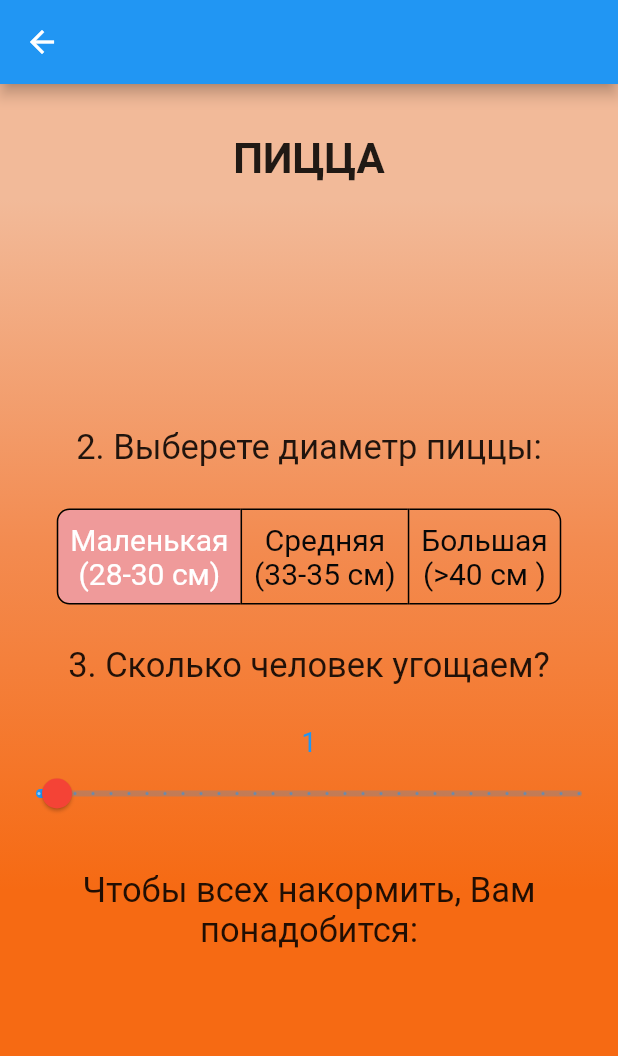
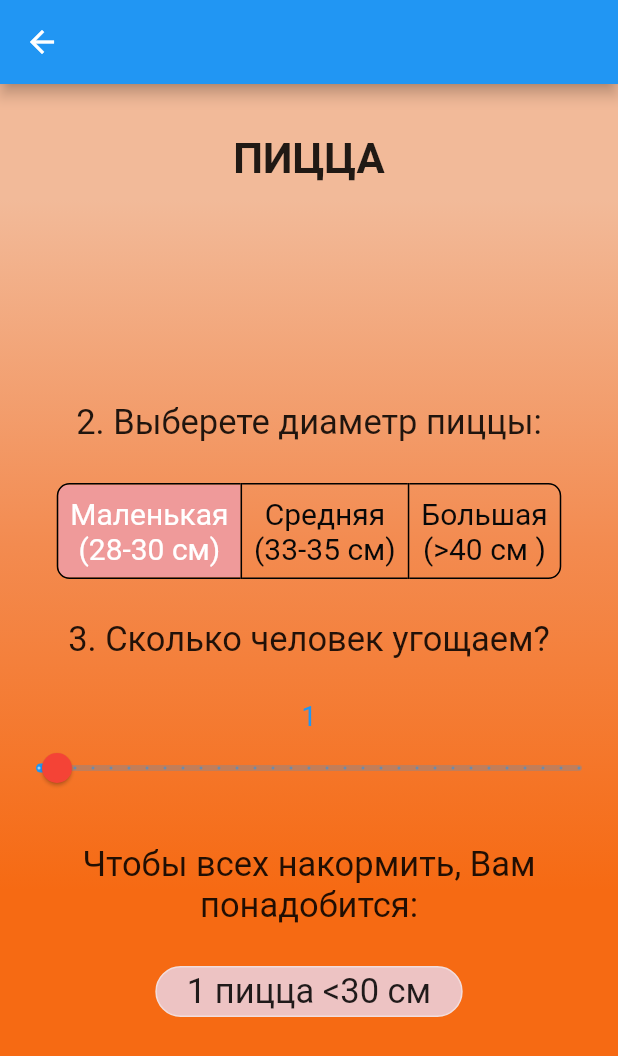
Before and after one commit to AnnaVlaShiryaeva/flutter_application_2, a Flutter app: the Page4 screen opened directly with empty values, after a tap on an icon or button, on a phone screen of 412 x 824 dp. Shown: the top 1056 px of the screen. Run offline on Flutter 3.47's test engine with Material 2 defaults, Android fonts, the light colour scheme and no system bars; our stand-ins replace audioplayers.

Commit message:
final calculation

```diff
--- a/lib/main.dart
+++ b/lib/main.dart
@@ -87,7 +87,7 @@ class _MyHomePageState extends State<MyHomePage> {
               child: Column(
             mainAxisAlignment: MainAxisAlignment.center,
             children: [
-              const Text("\nРасчитай угощения для своих гостей!",
+              const Text("\nРассчитай угощения для своих гостей!",
                 textAlign: TextAlign.center,
                 style: TextStyle(fontSize: 28, fontWeight: FontWeight.bold ),
               ),
--- a/lib/page2bbq.dart
+++ b/lib/page2bbq.dart
@@ -38,11 +38,11 @@ class _Page2State extends State<Page2> {
     }
     double hungerFactor;
     if (_selectedHungerState[0]) {
-      hungerFactor = 0.9;
+      hungerFactor = 0.75;
     } else if (_selectedHungerState[1]) {
       hungerFactor = 1;
     } else {
-      hungerFactor = 1.1;
+      hungerFactor = 1.25;
     }
     String meatString;
     if (_selectedMeat[0]) {
@@ -153,7 +153,7 @@ class _Page2State extends State<Page2> {
                 ),
                 Text(
                   _currentPeopleSliderValue.toString(),
-                  style: const TextStyle(fontSize: 18, color: Colors.blue),
+                  style: const TextStyle(fontSize: 18, color: Color.fromARGB(255, 6, 6, 6)),
                 ),
                 Slider(
                     value: _currentPeopleSliderValue.toDouble(),
--- a/lib/page4pizza.dart
+++ b/lib/page4pizza.dart
@@ -3,20 +3,28 @@ import 'package:flutter/material.dart';
 const List<Widget> pizzaSize = <Widget>[
   Padding(
     padding: EdgeInsets.all(8.0),
-   child: Text('Маленькая\n(28-30 см)', textAlign: TextAlign.center,),
+    child: Text(
+      'Маленькая\n(28-30 см)',
+      textAlign: TextAlign.center,
+    ),
   ),
   Padding(
     padding: EdgeInsets.all(8.0),
-    child: Text('Средняя\n(33-35 см)', textAlign: TextAlign.center,),
+    child: Text(
+      'Средняя\n(33-35 см)',
+      textAlign: TextAlign.center,
+    ),
   ),
   Padding(
     padding: EdgeInsets.all(8.0),
-    child: Text('Большая\n(>40 см )', textAlign: TextAlign.center,),
+    child: Text(
+      'Большая\n(>40 см )',
+      textAlign: TextAlign.center,
+    ),
   ),
 ];
 
 final List<bool> _selectedPizzaSize = <bool>[true, false, false];
-
 
 class Page4 extends StatefulWidget {
   const Page4({super.key, required this.title});
@@ -28,10 +36,79 @@ class Page4 extends StatefulWidget {
 }
 
 class _Page4State extends State<Page4> {
-  String message = "";
+  String result = "";
+  String getResult() {
+    String pizzaSizeString;
+    int pizzaCount;
+    if (_selectedPizzaSize[0]) {
+      pizzaSizeString = "<30 см";
+      pizzaCount = ((3 * _currentSliderValue) / 6).round();
+    } else if (_selectedPizzaSize[1]) {
+      pizzaSizeString = "(33-35 см)";
+      if (_currentSliderValue == 1) {
+        pizzaCount = 1;
+      } else {
+        pizzaCount = ((3 * _currentSliderValue) / 8).round();
+      }
+    } else {
+      pizzaSizeString = "(>40 см)";
+      if (_currentSliderValue == 1 ||
+          _currentSliderValue == 2 ||
+          _currentSliderValue == 3 ||
+          _currentSliderValue == 4) {
+        pizzaCount = 1;
+      } else if (_currentSliderValue == 5 ||
+          _currentSliderValue == 6 ||
+          _currentSliderValue == 7 ||
+          _currentSliderValue == 8) {
+        pizzaCount = 2;
+      } else if (_currentSliderValue == 9 ||
+          _currentSliderValue == 10 ||
+          _currentSliderValue == 11 ||
+          _currentSliderValue == 12) {
+        pizzaCount = 3;
+      } else if (_currentSliderValue == 13 ||
+          _currentSliderValue == 14 ||
+          _currentSliderValue == 15 ||
+          _currentSliderValue == 16) {
+        pizzaCount = 4;
+      } else if (_currentSliderValue == 17 ||
+          _currentSliderValue == 18 ||
+          _currentSliderValue == 19) {
+        pizzaCount = 5;
+      } else if (_currentSliderValue == 20 ||
+          _currentSliderValue == 21 ||
+          _currentSliderValue == 22 ||
+          _currentSliderValue == 23) {
+        pizzaCount = 6;
+      } else if (_currentSliderValue == 24 ||
+          _currentSliderValue == 25 ||
+          _currentSliderValue == 27 ||
+          _currentSliderValue == 26) {
+        pizzaCount = 7;
+      } else {
+        pizzaCount = 8;
+      }
+    }
+
+    String pizzaEndingString;
+    if (pizzaCount == 21 || pizzaCount == 1) {
+      pizzaEndingString = "пицца";
+    } else if (pizzaCount == 2 ||
+        pizzaCount == 3 ||
+        pizzaCount == 4 ||
+        pizzaCount == 22 ||
+        pizzaCount == 23 ||
+        pizzaCount == 24) {
+      pizzaEndingString = "пиццы";
+    } else {
+      pizzaEndingString = "пицц";
+    }
+
+    return "${pizzaCount.toStringAsFixed(0)} $pizzaEndingString $pizzaSizeString";
+  }
+
   int _currentSliderValue = 1;
-
-
 
   @override
   Widget build(BuildContext context) {
@@ -64,9 +141,10 @@ class _Page4State extends State<Page4> {
             child: Column(
               mainAxisAlignment: MainAxisAlignment.center,
               children: [
-                const Text("\nПИЦЦА",
+                const Text(
+                  "\nПИЦЦА",
                   textAlign: TextAlign.center,
-                style: TextStyle(fontSize: 28, fontWeight: FontWeight.bold ),
+                  style: TextStyle(fontSize: 28, fontWeight: FontWeight.bold),
                 ),
                 const Spacer(),
                 const Text(
@@ -89,9 +167,9 @@ class _Page4State extends State<Page4> {
                             _selectedPizzaSize[buttonIndex] = false;
                           }
                         }
+                        result = getResult();
                       });
                     },
-
                     borderRadius: const BorderRadius.all(Radius.circular(8)),
                     borderColor: Colors.black,
                     selectedBorderColor: Colors.black,
@@ -122,15 +200,28 @@ class _Page4State extends State<Page4> {
                     onChanged: (double value) {
                       setState(() {
                         _currentSliderValue = value.toInt();
+                        result = getResult();
                       });
                     }),
-
 
                 const Text("\nЧтобы всех накормить, Вам понадобится:\n",
                     textAlign: TextAlign.center,
                     style: TextStyle(fontSize: 23)),
-                  const Spacer() ,
-
+                Container(
+                  decoration: BoxDecoration(
+                      color: const Color.fromARGB(255, 237, 195, 195),
+                      borderRadius: const BorderRadius.all(Radius.circular(20)),
+                      border: Border.all(
+                          color: const Color.fromARGB(255, 242, 221, 221))),
+                  child: Padding(
+                    padding: const EdgeInsets.fromLTRB(20, 2.5, 20, 2.5),
+                    child: Text(
+                      result,
+                      style: const TextStyle(fontSize: 23),
+                    ),
+                  ),
+                ),
+                const Spacer(),
               ],
             ),
           )),
```
Also changed, not shown: lib/page3beer.dart (+43 -14 lines). Lines whose indentation alone changed are shown as unchanged.
